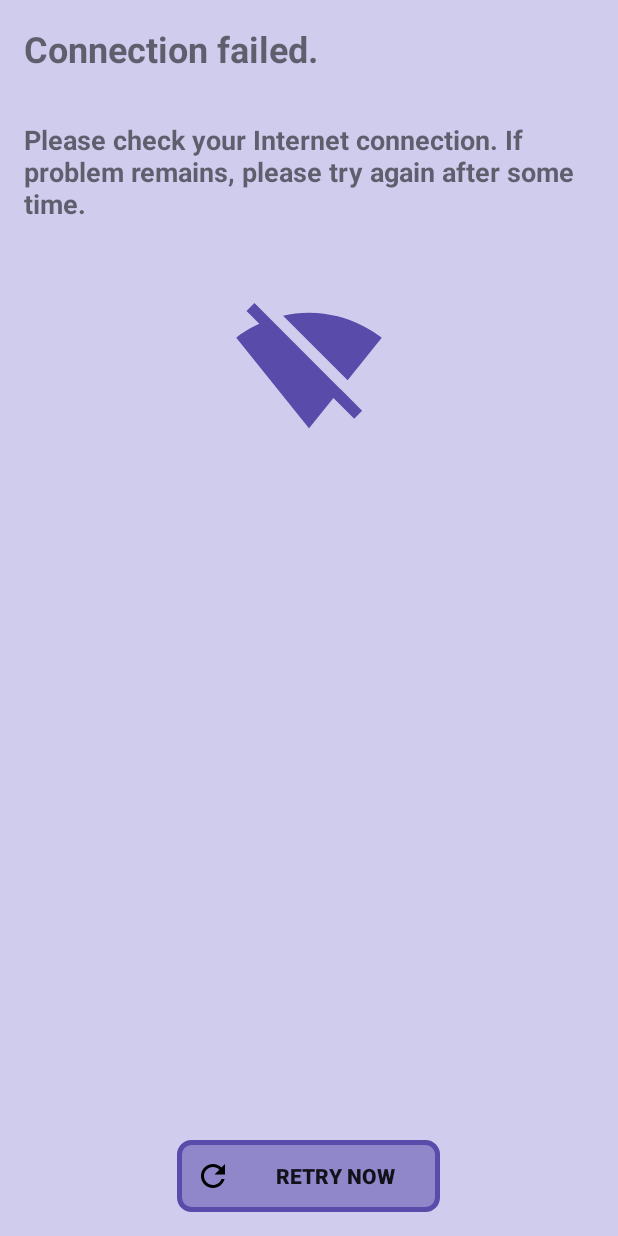
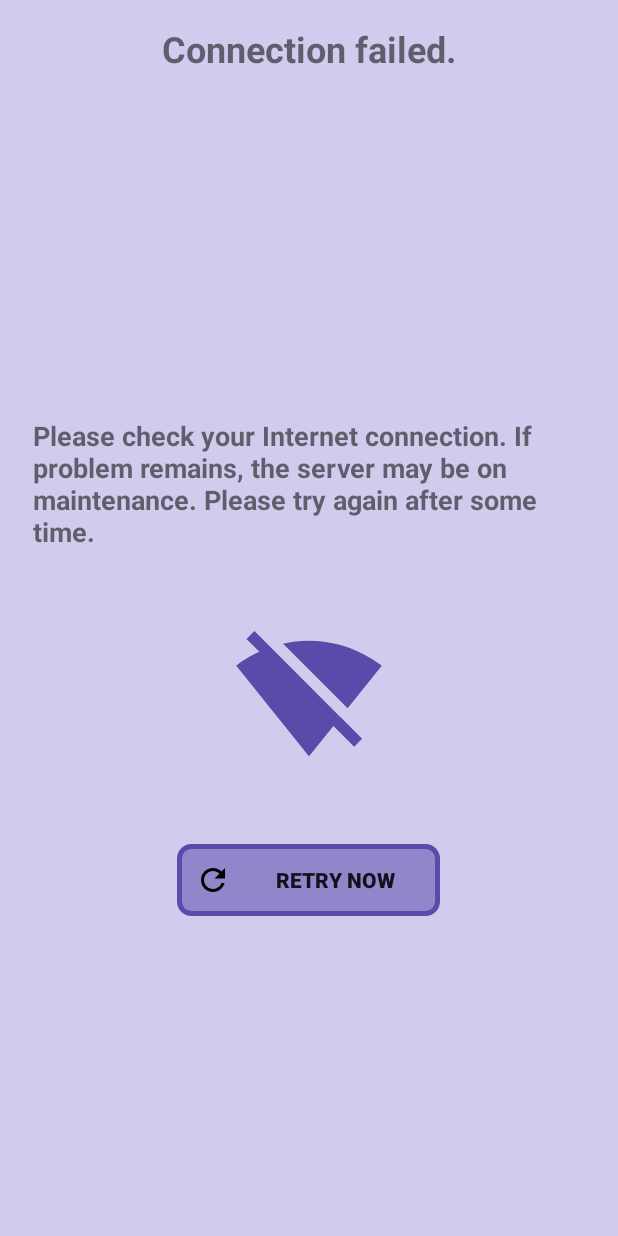
Before and after one commit to nea14e/wiki_species_tree_parser, an Android app: the layout no_network.xml on its own in the app's theme, with its tools: preview values and no code run, on a phone screen of 412 x 824 dp. Run offline under Robolectric (Android 15) with nearby library versions, the phone set to English and light mode, and no system bars.

Commit message:
Android: добавил картинки к кнопкам. Разметк NoNetworkFragment добавил альбомню, и обе разметки сделал ниверсальными (и под большие экраны сраз)

```diff
--- a/android/app/src/main/java/github/nea14e/wiki_species_tree_parser/MainActivity.java
+++ b/android/app/src/main/java/github/nea14e/wiki_species_tree_parser/MainActivity.java
@@ -24,7 +24,7 @@ import github.nea14e.wiki_species_tree_parser.network.SmartCallback;
 public class MainActivity extends AppCompatActivity {
 
     private enum State {
-        TipOfTheDay, Tree, Search, Info, NoNetwork
+        TipOfTheDay, Tree, Search, Authors, NoNetwork
     }
     private State state;
     private Fragment fragment;
--- /dev/null
+++ b/android/app/src/main/res/layout-land/no_network.xml
@@ -0,0 +1,66 @@
+<?xml version="1.0" encoding="utf-8"?>
+<LinearLayout
+    xmlns:android="http://schemas.android.com/apk/res/android"
+    xmlns:app="http://schemas.android.com/apk/res-auto"
+    android:orientation="vertical"
+    android:layout_width="match_parent"
+    android:layout_height="match_parent"
+    android:background="@color/layout_background">
+
+    <TextView
+        android:text="@string/no_network_header"
+        android:textStyle="bold"
+        android:textSize="48sp"
+        android:layout_width="match_parent"
+        android:layout_height="wrap_content"
+        android:gravity="center_horizontal"
+        android:layout_margin="16dp" />
+
+    <LinearLayout
+        android:orientation="vertical"
+        android:layout_width="400dp"
+        android:layout_height="0dp"
+        android:layout_weight="1"
+        android:gravity="center_vertical"
+        android:layout_gravity="center_horizontal">
+
+    <TextView
+            android:text="@string/no_network_description"
+            android:textStyle="bold"
+            android:textSize="18sp"
+            android:layout_width="match_parent"
+            android:layout_height="wrap_content"
+            android:layout_margin="16dp" />
+
+        <LinearLayout
+            android:orientation="horizontal"
+            android:layout_width="wrap_content"
+            android:layout_height="wrap_content"
+            android:layout_gravity="center_horizontal">
+
+            <ImageView
+                android:src="@drawable/ic_signal_wifi_off_black_24dp"
+                android:tint="@color/border"
+                android:layout_width="100dp"
+                android:layout_height="100dp"
+                android:layout_gravity="center_vertical"
+                android:layout_margin="32dp"
+                android:contentDescription="@string/no_network_image" />
+
+            <Button
+                android:id="@+id/retry_btn"
+                android:drawableStart="@drawable/ic_refresh_black_24dp"
+                android:paddingStart="@dimen/button_drawable_padding"
+                android:text="@string/retry_btn"
+                android:textStyle="bold"
+                android:background="@drawable/button_selector"
+                android:layout_width="175dp"
+                android:layout_height="48dp"
+                android:layout_margin="16dp"
+                android:layout_gravity="center_vertical"/>
+
+        </LinearLayout>
+
+    </LinearLayout>
+
+</LinearLayout>
--- a/android/app/src/main/res/layout/no_network.xml
+++ b/android/app/src/main/res/layout/no_network.xml
@@ -12,8 +12,17 @@
         android:textStyle="bold"
         android:textSize="24sp"
         android:layout_width="match_parent"
+        android:gravity="center_horizontal"
         android:layout_height="wrap_content"
         android:layout_margin="16dp" />
+
+    <LinearLayout
+        android:orientation="vertical"
+        android:layout_width="400dp"
+        android:layout_gravity="center_horizontal"
+        android:layout_height="0dp"
+        android:layout_weight="1"
+        android:gravity="center_vertical" >
 
         <TextView
             android:text="@string/no_network_description"
@@ -32,15 +41,10 @@
             android:layout_margin="32dp"
             android:contentDescription="@string/no_network_image" />
 
-    <Space
-        android:layout_width="1dp"
-        android:layout_height="0dp"
-        android:layout_weight="1" />
-
         <Button
             android:id="@+id/retry_btn"
             android:drawableStart="@drawable/ic_refresh_black_24dp"
-        android:paddingStart="12dp"
+            android:paddingStart="@dimen/button_drawable_padding"
             android:text="@string/retry_btn"
             android:textStyle="bold"
             android:background="@drawable/button_selector"
@@ -50,3 +54,5 @@
             android:layout_gravity="center_horizontal"/>
 
     </LinearLayout>
+
+</LinearLayout>
--- /dev/null
+++ b/android/app/src/main/res/values/dimens.xml
@@ -0,0 +1,4 @@
+<?xml version="1.0" encoding="utf-8"?>
+<resources>
+    <dimen name="button_drawable_padding">12dp</dimen>
+</resources>
--- a/android/app/src/main/res/values/strings.xml
+++ b/android/app/src/main/res/values/strings.xml
@@ -7,11 +7,11 @@
     <string name="header_txt_no_permission">No permissions for Internet!</string>
     <string name="go_btn">Go!</string>
     <string name="next_tip_btn">Next tip</string>
-    <string name="ok_btn">Ok</string>
-    <string name="read_more">Read more...</string>
+    <string name="ok_btn">OK</string>
+    <string name="view_in_tree">View in tree</string>
     <string name="image_of_species_from_this_tip">Image of species from this tip</string>
     <string name="no_network_header">Connection failed.</string>
-    <string name="no_network_description">Please check your Internet connection. If problem remains, please try again after some time.</string>
+    <string name="no_network_description">Please check your Internet connection. If problem remains, the server may be on maintenance. Please try again after some time.</string>
     <string name="retry_btn">Retry now</string>
     <string name="no_network_image">No network connection image.</string>
 </resources>
```
Also changed, not shown: android/app/src/main/java/github/nea14e/wiki_species_tree_parser/fragments/TipOfTheDayFragment.java (+7 -2 lines), android/app/src/main/res/drawable/ic_check_black_24dp.xml (added, +9 -0 lines), android/app/src/main/res/drawable/ic_chevron_right_black_24dp.xml (added, +9 -0 lines), android/app/src/main/res/drawable/ic_remove_red_eye_black_24dp.xml (added, +9 -0 lines), android/app/src/main/res/drawable/ic_share_black_24dp.xml (added, +9 -0 lines), android/app/src/main/res/layout-land/tip_of_the_day.xml (+9 -3 lines), android/app/src/main/res/layout/tip_of_the_day.xml (+8 -2 lines). Lines whose indentation alone changed are shown as unchanged.
